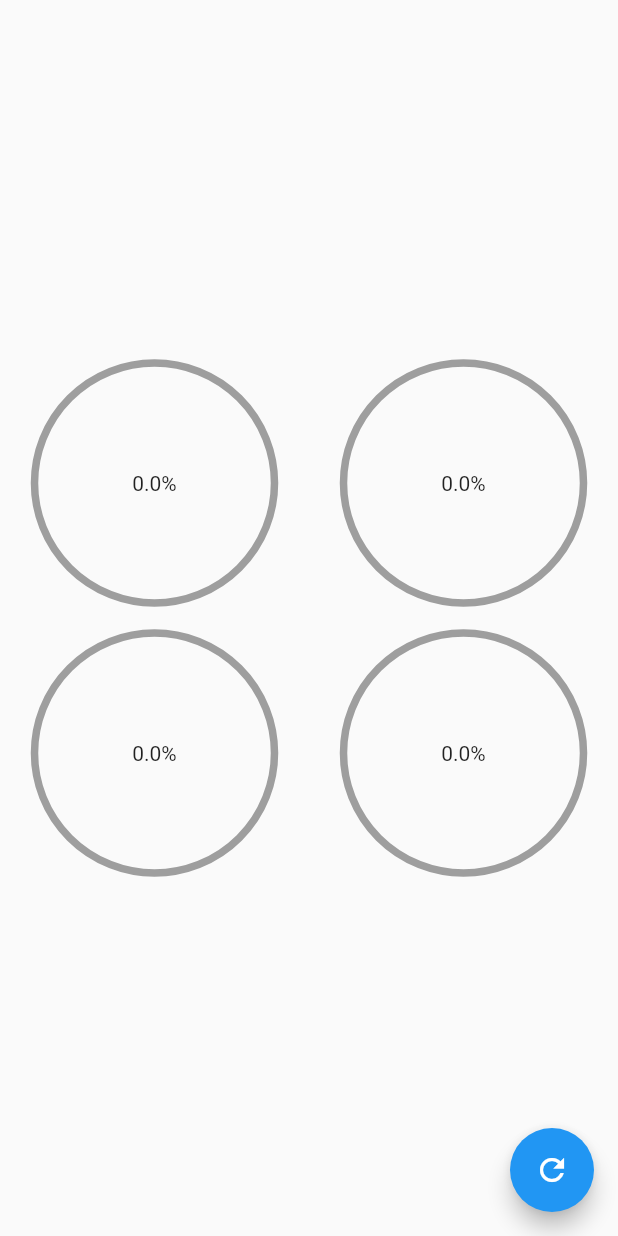
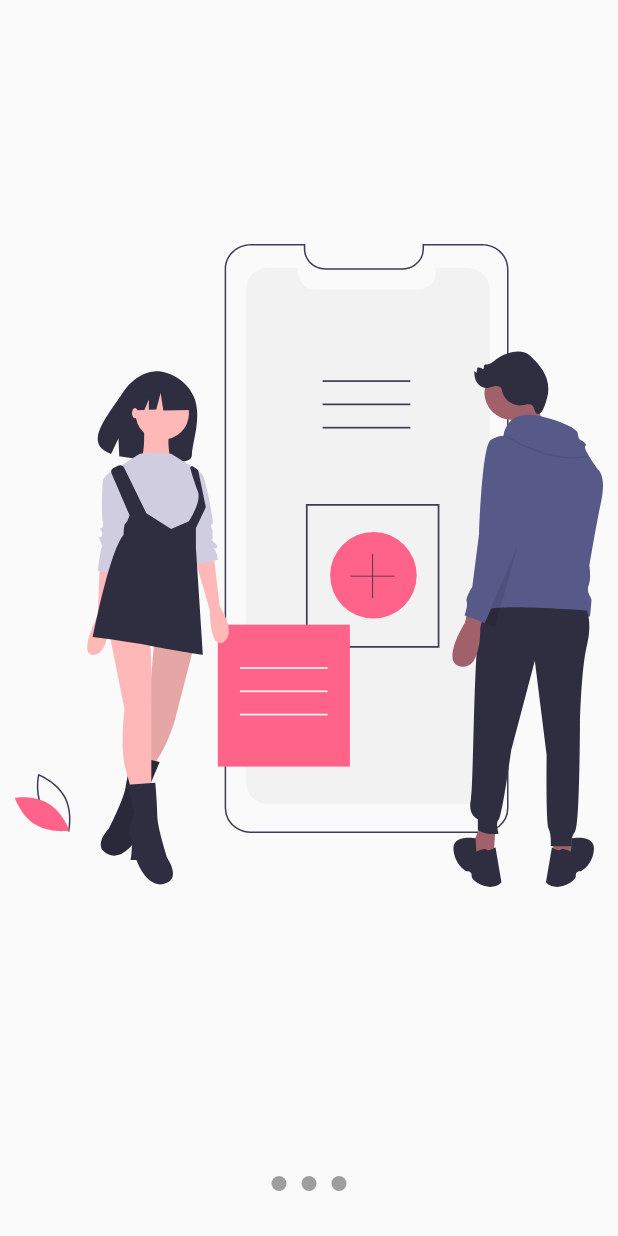
Before and after one commit to samuel005005/flutter_app_design, a Flutter app: the screen it shows after launch, on a phone screen of 412 x 824 dp. Run offline on Flutter 3.47's test engine with Material 2 defaults, Android fonts, the phone set to English and light mode, and no system bars; our stand-ins replace flutter_svg.

Commit message:
5. Slideshow

```diff
--- a/lib/main.dart
+++ b/lib/main.dart
@@ -1,6 +1,6 @@
 import 'package:flutter/material.dart';
 
-import 'package:flutter_app_design/src/pages/circular_graph_page.dart';
+import 'package:flutter_app_design/src/pages/slideshow_page.dart';
 
 void main() => runApp(const MyApp());
 
@@ -12,7 +12,7 @@ class MyApp extends StatelessWidget {
     return const MaterialApp(
       debugShowCheckedModeBanner: false,
       title: 'Diseños App',
-      home: CircularGraphPage(),
+      home: SlideShowPage(),
     );
   }
 }
--- /dev/null
+++ b/lib/src/pages/slideshow_page.dart
@@ -0,0 +1,112 @@
+import 'package:flutter/foundation.dart';
+import 'package:flutter/material.dart';
+import 'package:flutter_svg/flutter_svg.dart';
+
+class SlideShowPage extends StatelessWidget {
+  const SlideShowPage({super.key});
+
+  @override
+  Widget build(BuildContext context) {
+    return Scaffold(
+      body: Center(
+          child: Column(
+        children: [
+          Expanded(
+            child: _Slides(),
+          ),
+          const _Dots(),
+        ],
+      )),
+    );
+  }
+}
+
+class _Dots extends StatelessWidget {
+  const _Dots();
+
+  @override
+  Widget build(BuildContext context) {
+    return SizedBox(
+      width: double.infinity,
+      height: 70,
+      child: Row(
+        mainAxisAlignment: MainAxisAlignment.center,
+        children: const [
+          _Dot(index: 0),
+          _Dot(index: 1),
+          _Dot(index: 2),
+        ],
+      ),
+    );
+  }
+}
+
+class _Dot extends StatelessWidget {
+  final int index;
+  const _Dot({required this.index});
+
+  @override
+  Widget build(BuildContext context) {
+    return Container(
+      width: 10,
+      height: 10,
+      margin: const EdgeInsets.symmetric(horizontal: 5),
+      decoration: const BoxDecoration(
+        color: Colors.grey,
+        shape: BoxShape.circle,
+      ),
+    );
+  }
+}
+
+class _Slides extends StatefulWidget {
+  @override
+  State<_Slides> createState() => _SlidesState();
+}
+
+class _SlidesState extends State<_Slides> {
+  final PageController pageViewController = PageController();
+
+  @override
+  void initState() {
+    pageViewController.addListener(() {
+      if (kDebugMode) {
+        print('Current Page: ${pageViewController.page}');
+      }
+    });
+    super.initState();
+  }
+
+  @override
+  void dispose() {
+    pageViewController.dispose();
+    super.dispose();
+  }
+
+  @override
+  Widget build(BuildContext context) {
+    return PageView(
+      controller: pageViewController,
+      children: const [
+        _Slide(svg: 'assets/svgs/slide-1.svg'),
+        _Slide(svg: 'assets/svgs/slide-2.svg'),
+        _Slide(svg: 'assets/svgs/slide-3.svg'),
+      ],
+    );
+  }
+}
+
+class _Slide extends StatelessWidget {
+  final String svg;
+  const _Slide({required this.svg});
+
+  @override
+  Widget build(BuildContext context) {
+    return Container(
+      width: double.infinity,
+      height: double.infinity,
+      padding: const EdgeInsets.all(10),
+      child: SvgPicture.asset(svg),
+    );
+  }
+}
--- a/pubspec.yaml
+++ b/pubspec.yaml
@@ -35,6 +35,7 @@ dependencies:
   # The following adds the Cupertino Icons font to your application.
   # Use with the CupertinoIcons class for iOS style icons.
   cupertino_icons: ^1.0.2
+  flutter_svg: ^2.0.2
 
 dev_dependencies:
   flutter_test:
@@ -59,8 +60,8 @@ flutter:
   uses-material-design: true
 
   # To add assets to your application, add an assets section, like this:
-  # assets:
-  #   - images/a_dot_burr.jpeg
+  assets:
+    - assets/svgs/
   #   - images/a_dot_ham.jpeg
 
   # An image asset can refer to one or more resolution-specific "variants", see
```
Also changed, not shown: assets/svgs/slide-1.svg (added), assets/svgs/slide-2.svg (added), assets/svgs/slide-3.svg (added), assets/svgs/slide-4.svg (added), assets/svgs/slide-5.svg (added), pubspec.lock.
